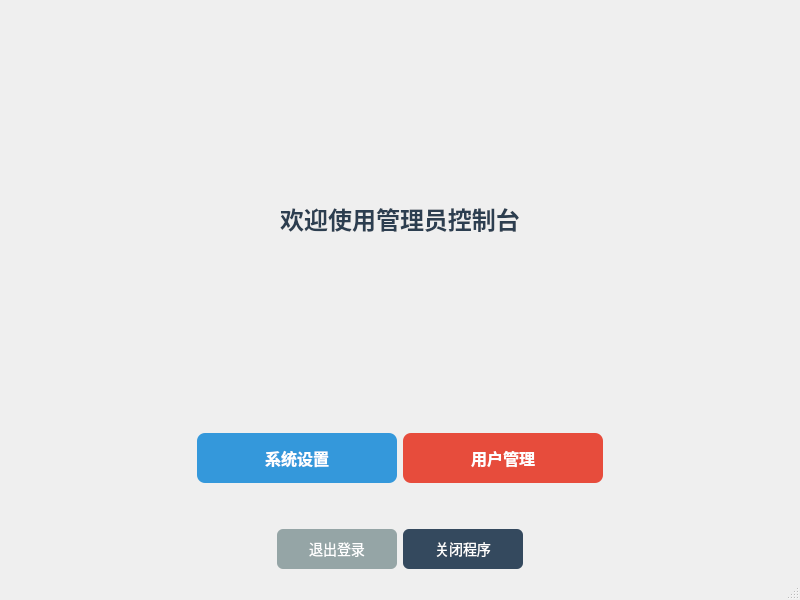
The window that ui/adminwindow.ui (KERWINHUGH/InternetMonitoring) describes before a commit, drawn with Qt 5.
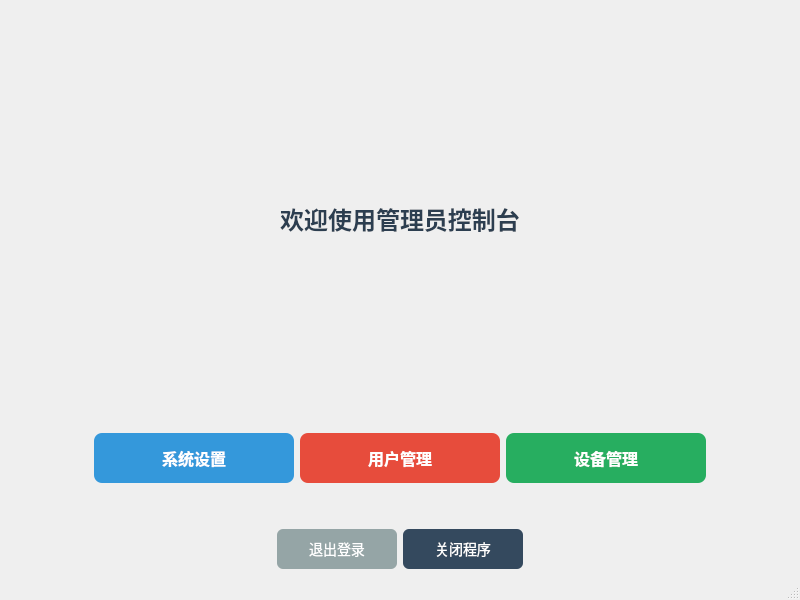
The same window after the commit.

```diff
--- a/ui/adminwindow.ui
+++ b/ui/adminwindow.ui
@@ -121,6 +121,28 @@
           </property>
          </widget>
         </item>
+        <item>
+         <widget class="QPushButton" name="deviceManagementBtn">
+          <property name="minimumSize">
+           <size>
+            <width>200</width>
+            <height>50</height>
+           </size>
+          </property>
+          <property name="maximumSize">
+           <size>
+            <width>200</width>
+            <height>50</height>
+           </size>
+          </property>
+          <property name="styleSheet">
+           <string notr="true">QPushButton { background-color: #27ae60; color: white; border: none; border-radius: 8px; font-size: 16px; font-weight: bold; } QPushButton:hover { background-color: #229954; } QPushButton:pressed { background-color: #1e8449; }</string>
+          </property>
+          <property name="text">
+           <string>设备管理</string>
+          </property>
+         </widget>
+        </item>
         <item>
          <spacer name="horizontalSpacer_2">
           <property name="orientation">
```
